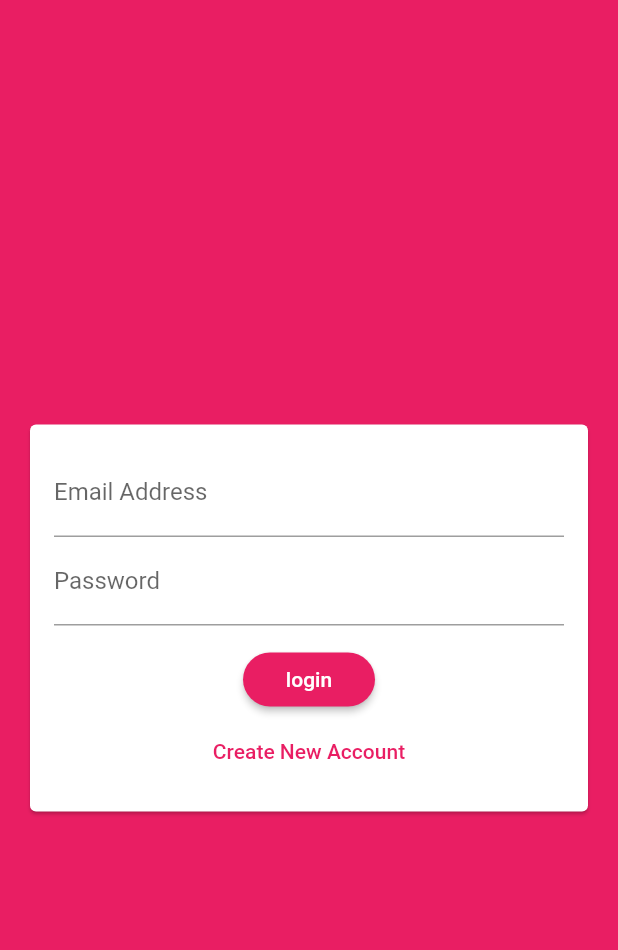
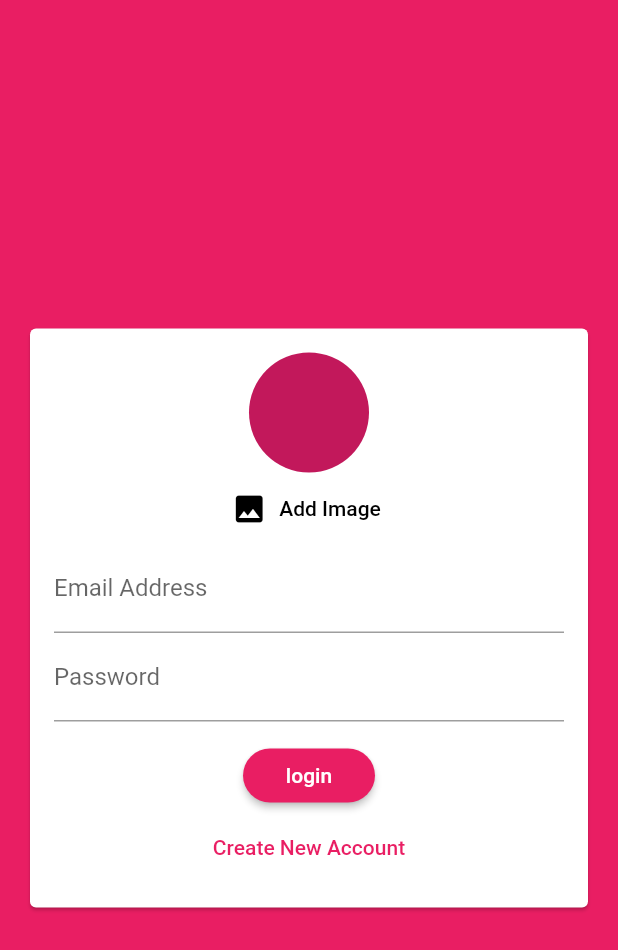
Before and after one commit to diehard04/Cheetoo_flutter, a Flutter app: the screen it shows after launch, on a phone screen of 412 x 824 dp. Shown: the top 950 px of the screen. Run offline on Flutter 3.47's test engine with Material 2 defaults, Android fonts, the phone set to English and light mode, and no system bars; our stand-ins replace cloud_firestore, firebase_auth; accounts and stored records are empty.

Commit message:
profile image

```diff
--- a/lib/widgets/auth/auth_form.dart
+++ b/lib/widgets/auth/auth_form.dart
@@ -54,6 +54,13 @@ class _AuthFormState extends State<AuthForm> {
                 child: Column(
                   mainAxisSize: MainAxisSize.min,
                   children: <Widget>[
+                    CircleAvatar(
+                      radius: 40,
+                    ),
+                    FlatButton.icon(
+                        onPressed: () {},
+                        icon: Icon(Icons.image),
+                        label: Text('Add Image')),
                     TextFormField(
                       key: ValueKey('email'),
                       validator: (value) {
```
